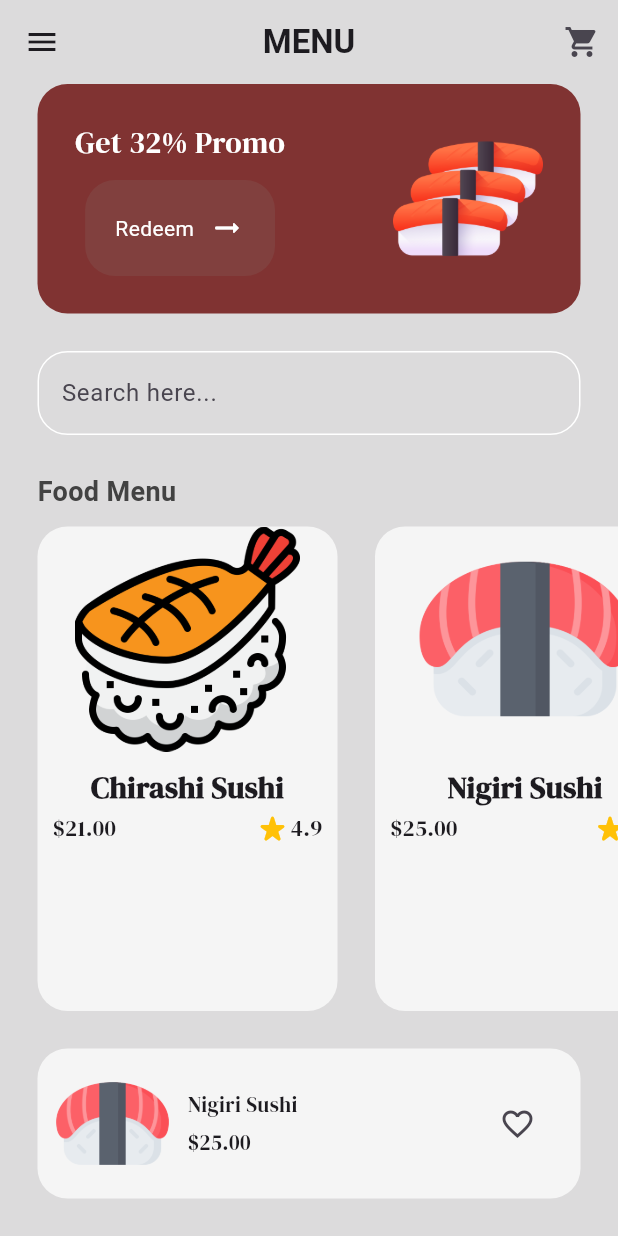
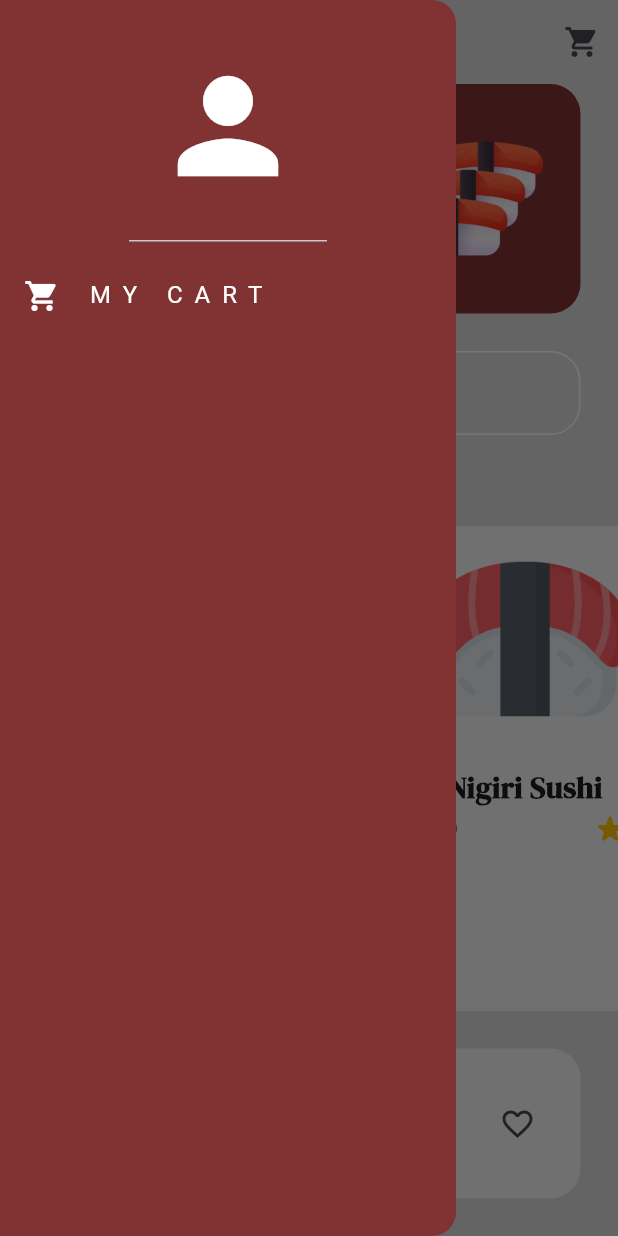
Before and after one commit to TMuln2516/sushi_restaurant_app, a Flutter app: the HomePage screen opened by its route, with the side drawer open (before the commit the screen has no drawer), on a phone screen of 412 x 824 dp. Run offline on Flutter 3.47's test engine with Material 3 defaults, Android fonts, the phone set to English and light mode, and no system bars; our stand-ins replace google_fonts.

Commit message:
menu drawer, add image in cart

```diff
--- /dev/null
+++ b/lib/src/components/drawer.dart
@@ -0,0 +1,39 @@
+import 'package:flutter/material.dart';
+
+class MyDrawer extends StatelessWidget {
+  const MyDrawer({super.key});
+
+  @override
+  Widget build(BuildContext context) {
+    void onMyCartTap() {
+      Navigator.pop(context);
+      Navigator.pushNamed(context, '/cartpage');
+    }
+
+    return Drawer(
+      backgroundColor: const Color(0xFF803332),
+      child: Column(
+        children: [
+          const DrawerHeader(
+            child: Icon(
+              Icons.person,
+              color: Colors.white,
+              size: 100,
+            ),
+          ),
+          ListTile(
+            onTap: onMyCartTap,
+            leading: const Icon(
+              Icons.shopping_cart,
+              color: Colors.white,
+            ),
+            title: const Text(
+              "MY CART",
+              style: TextStyle(color: Colors.white, letterSpacing: 8),
+            ),
+          )
+        ],
+      ),
+    );
+  }
+}
--- a/lib/src/resources/cart_page.dart
+++ b/lib/src/resources/cart_page.dart
@@ -1,6 +1,6 @@
 import 'package:flutter/material.dart';
 import 'package:provider/provider.dart';
-import 'package:sushi_restaurant_app/src/components/mybutton.dart';
+import 'package:sushi_restaurant_app/src/components/button.dart';
 import 'package:sushi_restaurant_app/src/models/food.dart';
 import 'package:sushi_restaurant_app/src/models/shop.dart';
 
@@ -37,8 +37,8 @@ class CartPage extends StatelessWidget {
 
                   //Food name
                   final String foodName = food.name;
-
                   final String foodPrice = food.price;
+                  final String foodImage = food.imagePath;
                   return Container(
                     margin: const EdgeInsets.only(left: 20, top: 20, right: 20),
                     decoration: BoxDecoration(
@@ -47,6 +47,7 @@ class CartPage extends StatelessWidget {
                     child: ListTile(
                       textColor: Colors.white,
                       iconColor: Colors.white,
+                      leading: Image.asset(foodImage),
                       title: Text(
                         foodName,
                         style: const TextStyle(
--- a/lib/src/resources/fooddetail_page.dart
+++ b/lib/src/resources/fooddetail_page.dart
@@ -1,6 +1,6 @@
 import 'package:flutter/material.dart';
 import 'package:provider/provider.dart';
-import 'package:sushi_restaurant_app/src/components/mybutton.dart';
+import 'package:sushi_restaurant_app/src/components/button.dart';
 import 'package:sushi_restaurant_app/src/models/food.dart';
 import 'package:google_fonts/google_fonts.dart';
 import 'package:sushi_restaurant_app/src/models/shop.dart';
--- a/lib/src/resources/getstarted_page.dart
+++ b/lib/src/resources/getstarted_page.dart
@@ -1,6 +1,6 @@
 import 'package:flutter/material.dart';
 import 'package:google_fonts/google_fonts.dart';
-import 'package:sushi_restaurant_app/src/components/mybutton.dart';
+import 'package:sushi_restaurant_app/src/components/button.dart';
 
 class GetStartedPage extends StatefulWidget {
   const GetStartedPage({super.key});
--- a/lib/src/resources/home_page.dart
+++ b/lib/src/resources/home_page.dart
@@ -1,8 +1,9 @@
 import 'package:flutter/material.dart';
 import 'package:google_fonts/google_fonts.dart';
 import 'package:provider/provider.dart';
+import 'package:sushi_restaurant_app/src/components/drawer.dart';
 import 'package:sushi_restaurant_app/src/components/foodtile.dart';
-import 'package:sushi_restaurant_app/src/components/mybutton.dart';
+import 'package:sushi_restaurant_app/src/components/button.dart';
 import 'package:sushi_restaurant_app/src/models/shop.dart';
 import 'package:sushi_restaurant_app/src/resources/fooddetail_page.dart';
 
@@ -47,7 +48,6 @@ class _HomePageState extends State<HomePage> {
       appBar: AppBar(
         centerTitle: true,
         backgroundColor: Colors.transparent,
-        leading: const Icon(Icons.menu),
         title: const Text(
           "MENU",
           style: TextStyle(fontWeight: FontWeight.bold),
@@ -60,6 +60,7 @@ class _HomePageState extends State<HomePage> {
               icon: const Icon(Icons.shopping_cart))
         ],
       ),
+      drawer: const MyDrawer(),
       body: Column(
         crossAxisAlignment: CrossAxisAlignment.start,
         children: [
```
Also changed, not shown: lib/src/components/button.dart (renamed from lib/src/components/mybutton.dart).
